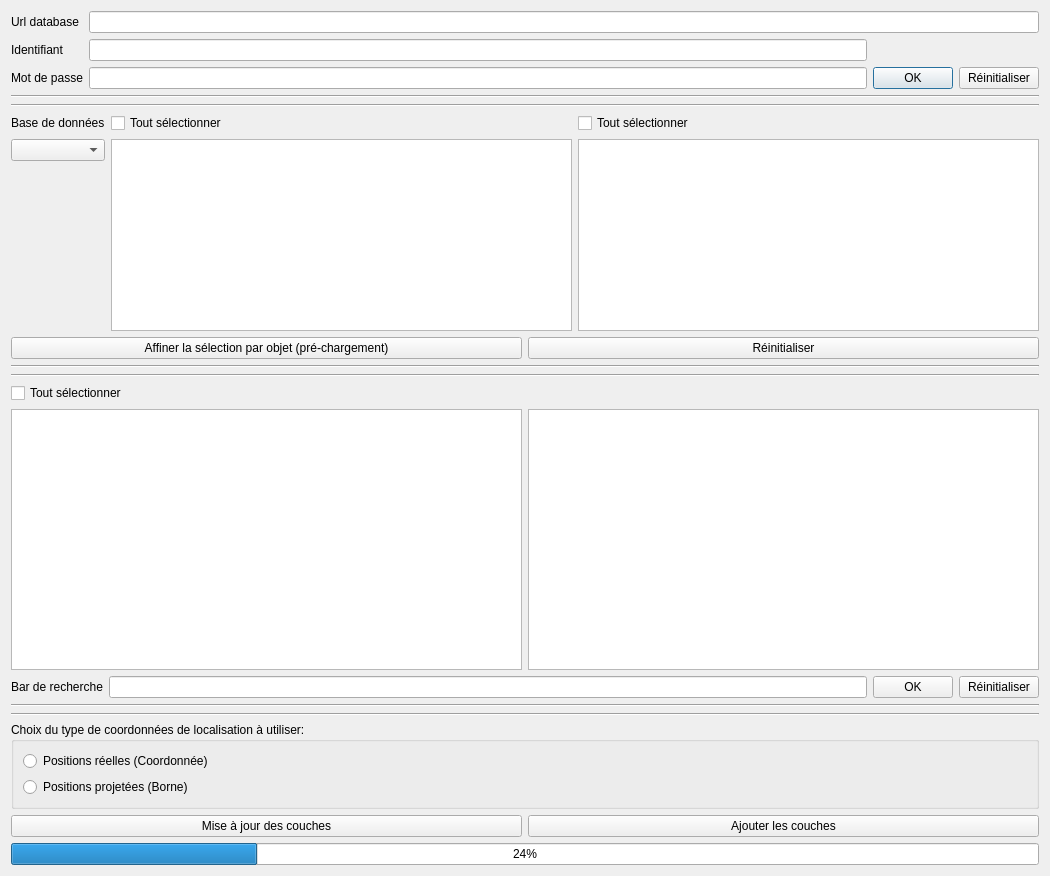
Above: couchdb_importer/couchdb_importer_dialog_base.ui from FranceDigues/SIRS-Digues-PluginQGis before the change. Below: the same form after it.
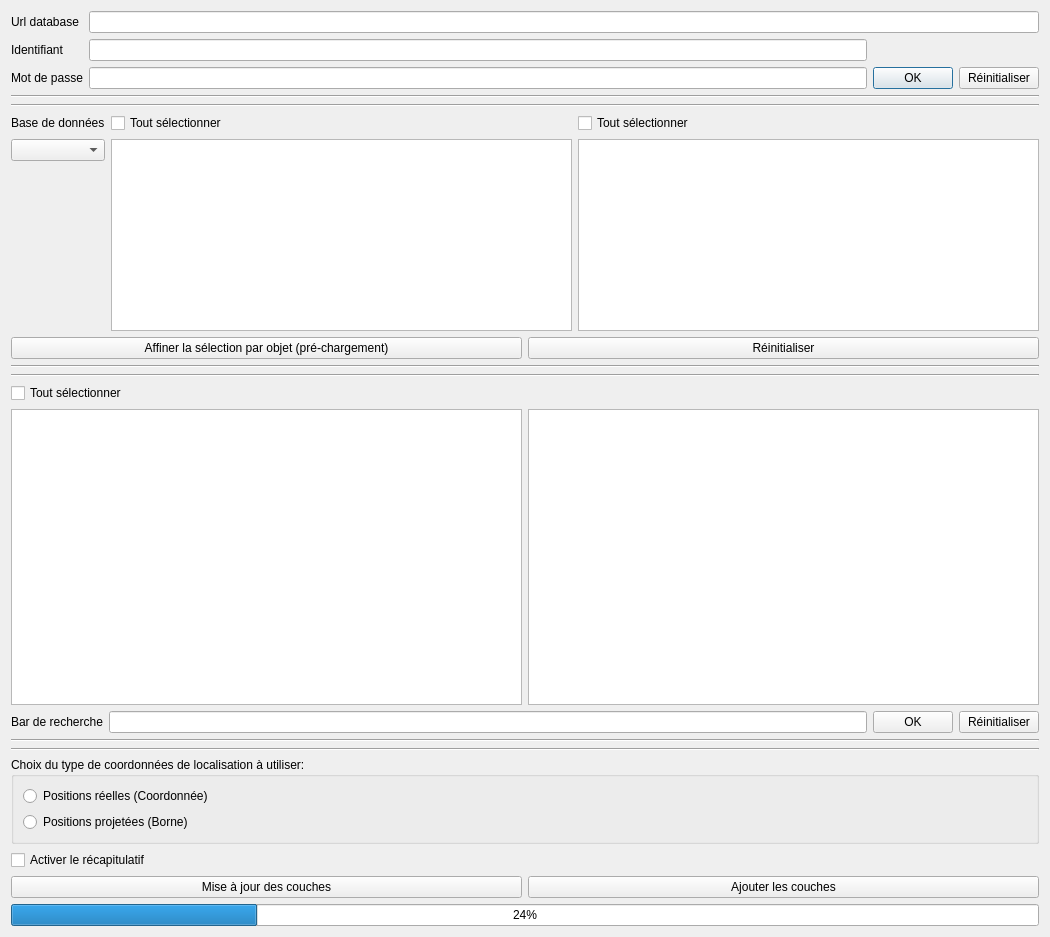
That is the form after the change.

Commit message: Evolution: add summary window

The edit to the form file:
```diff
--- a/couchdb_importer/couchdb_importer_dialog_base.ui
+++ b/couchdb_importer/couchdb_importer_dialog_base.ui
@@ -7,7 +7,7 @@
     <x>0</x>
     <y>0</y>
     <width>1050</width>
-    <height>876</height>
+    <height>937</height>
    </rect>
   </property>
   <property name="windowTitle">
@@ -309,6 +309,30 @@
      </layout>
     </widget>
    </item>
+   <item>
+    <layout class="QHBoxLayout" name="horizontalLayout_4">
+     <item>
+      <widget class="QCheckBox" name="summary">
+       <property name="text">
+        <string>Activer le récapitulatif</string>
+       </property>
+      </widget>
+     </item>
+     <item>
+      <spacer name="horizontalSpacer">
+       <property name="orientation">
+        <enum>Qt::Horizontal</enum>
+       </property>
+       <property name="sizeHint" stdset="0">
+        <size>
+         <width>40</width>
+         <height>20</height>
+        </size>
+       </property>
+      </spacer>
+     </item>
+    </layout>
+   </item>
    <item>
     <layout class="QHBoxLayout" name="horizontalLayout">
      <item>
```
The commit also changes 3 other files.
